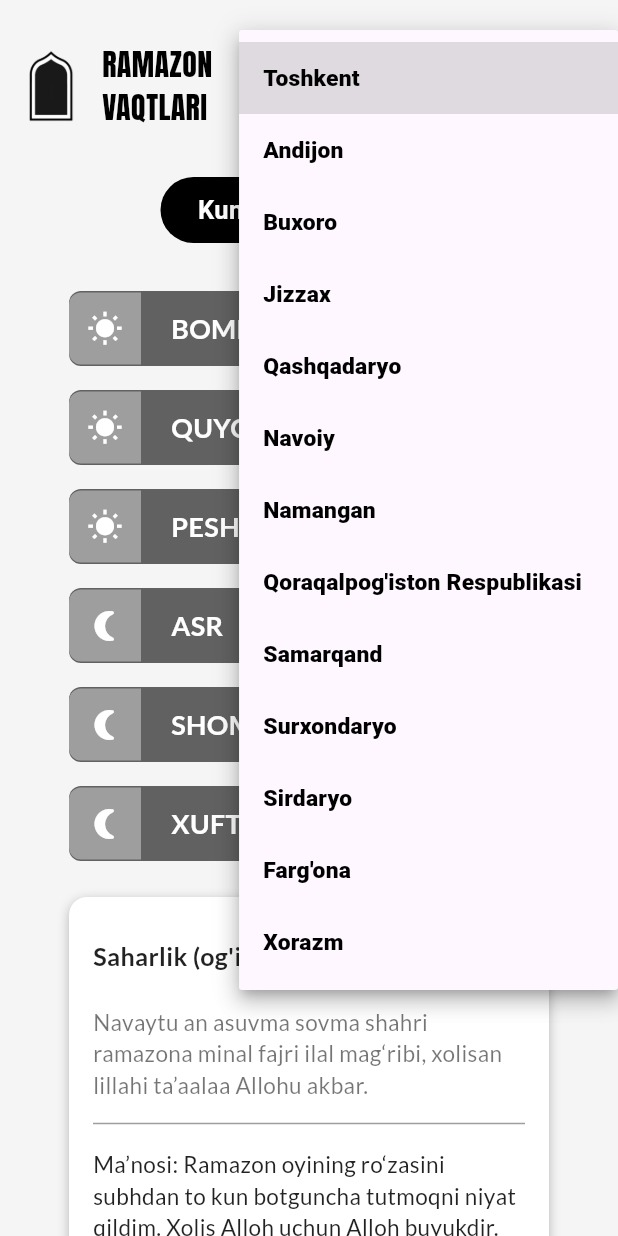
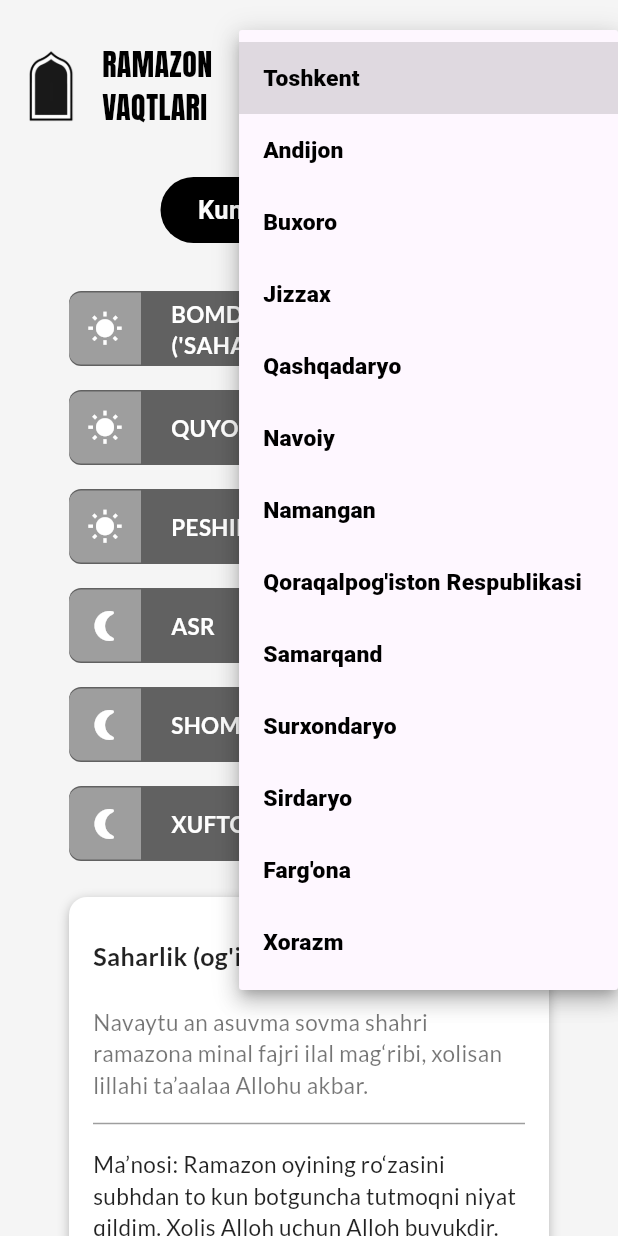
Before and after one commit to lochinbek0505/namoz_vaqtlari_site, a Flutter app: the screen it shows after launch, after a tap on "Toshkent", on a phone screen of 412 x 824 dp. Run offline on Flutter 3.47's test engine with Material 3 defaults, Android fonts, the light colour scheme and no system bars; our stand-ins replace assets_audio_player, firebase_core, google_fonts; accounts and stored records are empty; generated files the repository leaves out were written again.

Commit message:
25-01-2025

```diff
--- a/lib/HomePage.dart
+++ b/lib/HomePage.dart
@@ -20,6 +20,7 @@ class _HomepageState extends State<Homepage> {
   late NamozTimeModel model;
 
   late Times currentTime;
+
 
   final List<String> viloyatlar = [
     'Toshkent',
@@ -517,7 +518,7 @@ class _HomepageState extends State<Homepage> {
                     mainAxisAlignment: MainAxisAlignment.spaceEvenly,
                     children: [
                       PrayerTimeCard(
-                        prayerName: "Bomdod",
+                        prayerName: "Bomdod ('saharlik')",
                         time: currentTime.quyosh.toString(),
                         icon: Icons.wb_sunny,
                       ),
@@ -540,7 +541,7 @@ class _HomepageState extends State<Homepage> {
                         icon: Icons.nightlight_round,
                       ),
                       PrayerTimeCard(
-                        prayerName: "Shom",
+                        prayerName: "Shom ('iftorlik')",
                         time: currentTime.xufton.toString(),
                         icon: Icons.nightlight_round,
                       ),
@@ -572,7 +573,7 @@ class _HomepageState extends State<Homepage> {
                 mainAxisAlignment: MainAxisAlignment.spaceEvenly,
                 children: [
                   PrayerTimeCard(
-                    prayerName: "Bomdod",
+                    prayerName: "Bomdod ('saharlik')",
                     time: currentTime.quyosh.toString(),
                     icon: Icons.wb_sunny,
                   ),
@@ -595,7 +596,7 @@ class _HomepageState extends State<Homepage> {
                     icon: Icons.nightlight_round,
                   ),
                   PrayerTimeCard(
-                    prayerName: "Shom",
+                    prayerName: "Shom ('iftorlik')",
                     time: currentTime.xufton.toString(),
                     icon: Icons.nightlight_round,
                   ),
--- a/lib/main.dart
+++ b/lib/main.dart
@@ -1,7 +1,14 @@
+import 'package:firebase_core/firebase_core.dart';
 import 'package:flutter/material.dart';
 import 'package:namoz_vaqtlari/HomePage.dart';
 
-void main() {
+import 'firebase_options.dart';
+
+void main() async {
+  await Firebase.initializeApp(
+    options: DefaultFirebaseOptions.currentPlatform,
+  );
+
   runApp(const MyApp());
 }
 
--- a/lib/widgets/time_card.dart
+++ b/lib/widgets/time_card.dart
@@ -42,7 +42,7 @@ class PrayerTimeCard extends StatelessWidget {
               child: Text(
                 prayerName.toUpperCase(),
                 style: GoogleFonts.lato(
-                  fontSize: 18,
+                  fontSize: 15,
                   fontWeight: FontWeight.bold,
                   color: Colors.white,
                 ),
--- a/pubspec.yaml
+++ b/pubspec.yaml
@@ -38,6 +38,7 @@ dependencies:
   audioplayers: ^6.2.0
   assets_audio_player_web: ^3.1.1
   assets_audio_player: ^3.1.1
+  firebase_core: ^3.12.0
 
 dev_dependencies:
   flutter_test:
```
Also changed, not shown: pubspec.lock, 5 other files.
